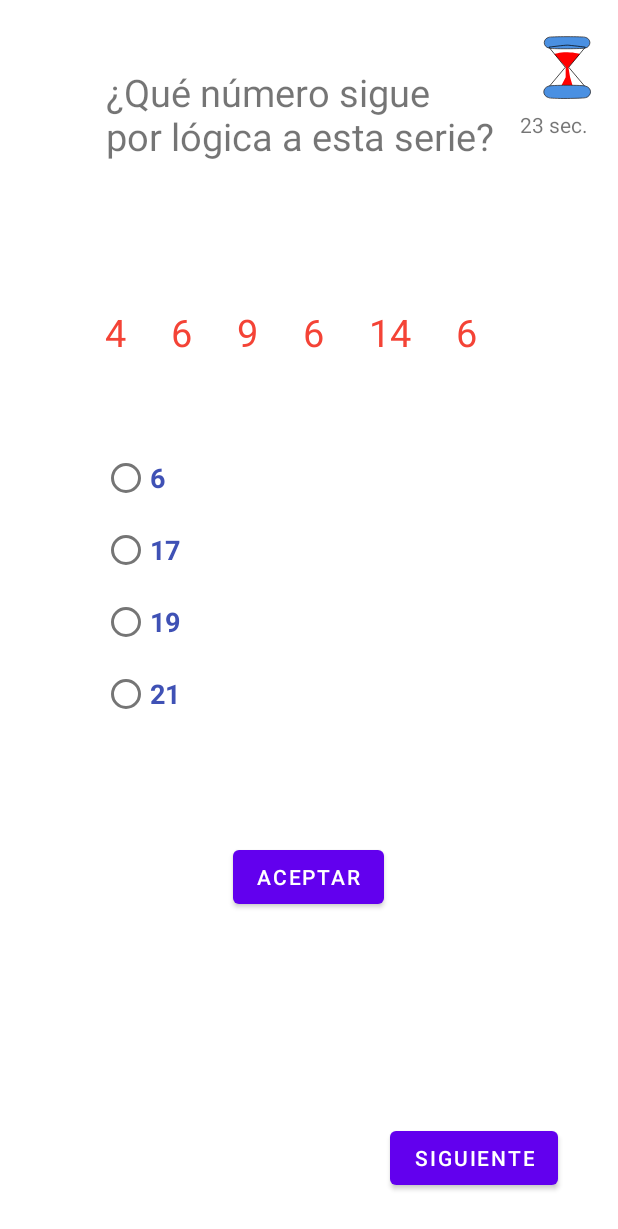
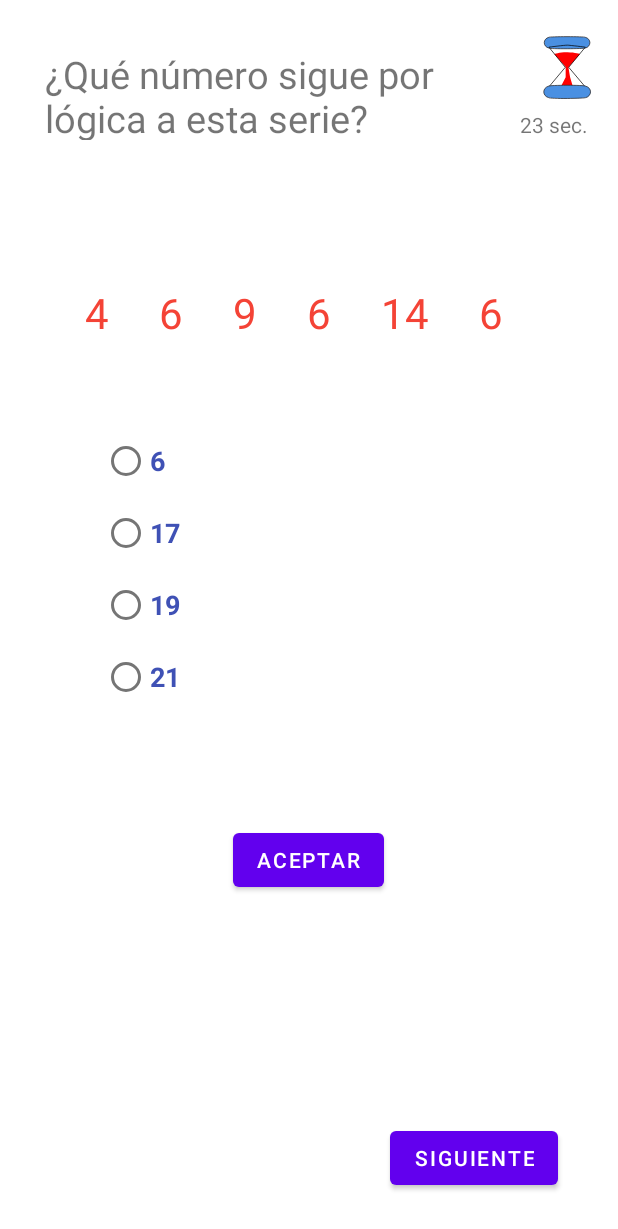
Before and after one commit to lopezken/ProyectoApp, an Android app: the easy_page1 screen opened directly, with no data from a screen before it, on a phone screen of 412 x 824 dp. Shown: the top 1229 px of the screen. Run offline under Robolectric (Android 15) with nearby library versions, the light colour scheme and no system bars; Roboto replaces fonts that are not available here.

Commit message:
correcion de codigo

```diff
--- a/app/src/main/java/com/example/proyecto/MainActivity.java
+++ b/app/src/main/java/com/example/proyecto/MainActivity.java
@@ -25,9 +25,6 @@ public class MainActivity extends AppCompatActivity {
         super.onCreate(savedInstanceState);
         getWindow().setFlags(WindowManager.LayoutParams.FLAG_FULLSCREEN,WindowManager.LayoutParams.FLAG_FULLSCREEN);
         setContentView(R.layout.activity_main);
-
-
-
 
         //Animaciones
         Animation animacion1= AnimationUtils.loadAnimation(this,R.anim.desplazamiento_arriba);
--- a/app/src/main/java/com/example/proyecto/easy_page1.java
+++ b/app/src/main/java/com/example/proyecto/easy_page1.java
@@ -22,16 +22,19 @@ public class easy_page1 extends AppCompatActivity {
     private RadioButton Rb1,Rb2, Rb3, Rb4;
     private TextView textView;
     private CountDownTimer countDownTimer;
+    private Button boton;
     @Override
     protected void onCreate(Bundle savedInstanceState) {
         super.onCreate(savedInstanceState);
+
         setContentView(R.layout.activity_easy_page1);
         Rb1 = findViewById(R.id.Rb1);
         Rb2 = findViewById(R.id.Rb2);
         Rb3= findViewById(R.id.Rb3);
         Rb4= findViewById(R.id.Rb4);
+        boton = findViewById(R.id.aceptar);
 
-        textView = (TextView)findViewById(R.id.contador);
+        textView = findViewById(R.id.contador);
 
             countDownTimer = new CountDownTimer(25000, 1000) {
             public void onTick(long millisUntilFinished) {
@@ -39,12 +42,14 @@ public class easy_page1 extends AppCompatActivity {
             }
 
             public void onFinish() {
+                boton.setEnabled(false);
                 AlertDialog.Builder builder = new AlertDialog.Builder(easy_page1.this);
-                builder.setTitle("Importante");
+                builder.setTitle("Aviso");
                 builder.setMessage("¡Su tiempo limite ha acabado! :c");
                 builder.setPositiveButton("OK",null);
                 builder.create();
                 builder.show();
+
             }
         }.start();
 
@@ -54,25 +59,21 @@ public class easy_page1 extends AppCompatActivity {
 
         if (Rb1.isChecked()==true){
             Rb1.setBackgroundColor(Color.rgb(255,0,0));
-            Button boton = (Button) findViewById(R.id.aceptar);
             boton.setEnabled(false);
             countDownTimer.cancel();
         }
         else if (Rb2.isChecked()==true){
             Rb2.setBackgroundColor(Color.rgb(255,0,0));
-            Button boton = (Button) findViewById(R.id.aceptar);
             boton.setEnabled(false);
             countDownTimer.cancel();
         }
         else if (Rb3.isChecked()==true){
             Rb3.setBackgroundColor(Color.rgb(0,128,0));
-            Button boton = (Button) findViewById(R.id.aceptar);
             boton.setEnabled(false);
             countDownTimer.cancel();
         }
         else if (Rb4.isChecked()==true){
             Rb4.setBackgroundColor(Color.rgb(255,0,0));
-            Button boton = (Button) findViewById(R.id.aceptar);
             boton.setEnabled(false);
             countDownTimer.cancel();
         }
--- a/app/src/main/res/layout/activity_easy_page1.xml
+++ b/app/src/main/res/layout/activity_easy_page1.xml
@@ -24,14 +24,14 @@
 
     <TextView
         android:id="@+id/textView5"
-        android:layout_width="wrap_content"
-        android:layout_height="wrap_content"
-        android:layout_marginTop="44dp"
+        android:layout_width="300dp"
+        android:layout_height="61dp"
+        android:layout_marginTop="32dp"
         android:fontFamily="@font/chewy"
-        android:text="¿Qué número sigue\npor lógica a esta serie?"
+        android:text="@string/titulo1"
         android:textSize="25sp"
         app:layout_constraintEnd_toStartOf="@+id/animation_loanding"
-        app:layout_constraintHorizontal_bias="0.765"
+        app:layout_constraintHorizontal_bias="0.588"
         app:layout_constraintStart_toStartOf="parent"
         app:layout_constraintTop_toTopOf="parent" />
 
@@ -43,7 +43,7 @@
         android:fontFamily="@font/chewy"
         android:text="4     6     9     6     14     6 "
         android:textColor="#F44336"
-        android:textSize="25sp"
+        android:textSize="28sp"
         app:layout_constraintEnd_toEndOf="parent"
         app:layout_constraintHorizontal_bias="0.445"
         app:layout_constraintStart_toStartOf="parent"
--- a/app/src/main/res/values/strings.xml
+++ b/app/src/main/res/values/strings.xml
@@ -24,6 +24,7 @@
     <string name="et_Nombre2">Nombre</string>
     <string name="et_Edad">Edades</string>
     <string name="mensaje">No se, cualquier cosa</string>
+    <string name="titulo1">¿Qué número sigue por lógica a esta serie?</string>
 
 
 
```
